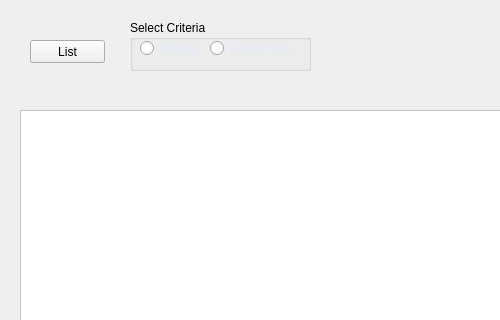
The window that mainwindow.ui (Abdelwahid-amdjar/GestionStockMagasin) describes before a commit, drawn with Qt 5; both pictures show x 0 to 500 and y 0 to 320 of the 800 by 500 pixel window.
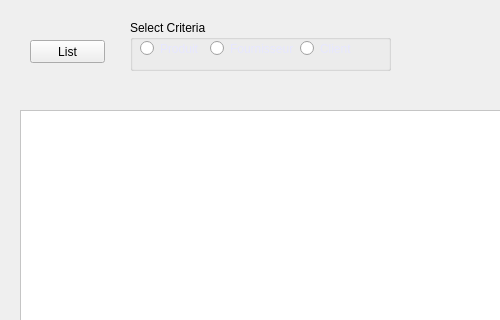
The same window after the commit. Icons and pictures are not drawn.

Commit message: on va modifier des function

```diff
--- a/mainwindow.ui
+++ b/mainwindow.ui
@@ -128,7 +128,7 @@
      <rect>
       <x>130</x>
       <y>20</y>
-      <width>181</width>
+      <width>261</width>
       <height>51</height>
      </rect>
     </property>
@@ -167,6 +167,22 @@
       <string>Fournisseur</string>
      </property>
     </widget>
+    <widget class="QRadioButton" name="rdoClient">
+     <property name="geometry">
+      <rect>
+       <x>170</x>
+       <y>20</y>
+       <width>91</width>
+       <height>17</height>
+      </rect>
+     </property>
+     <property name="styleSheet">
+      <string notr="true">color: rgb(231, 231, 255);</string>
+     </property>
+     <property name="text">
+      <string>Client</string>
+     </property>
+    </widget>
    </widget>
   </widget>
   <widget class="QMenuBar" name="menubar">
```
The commit also changes 2 other files.
